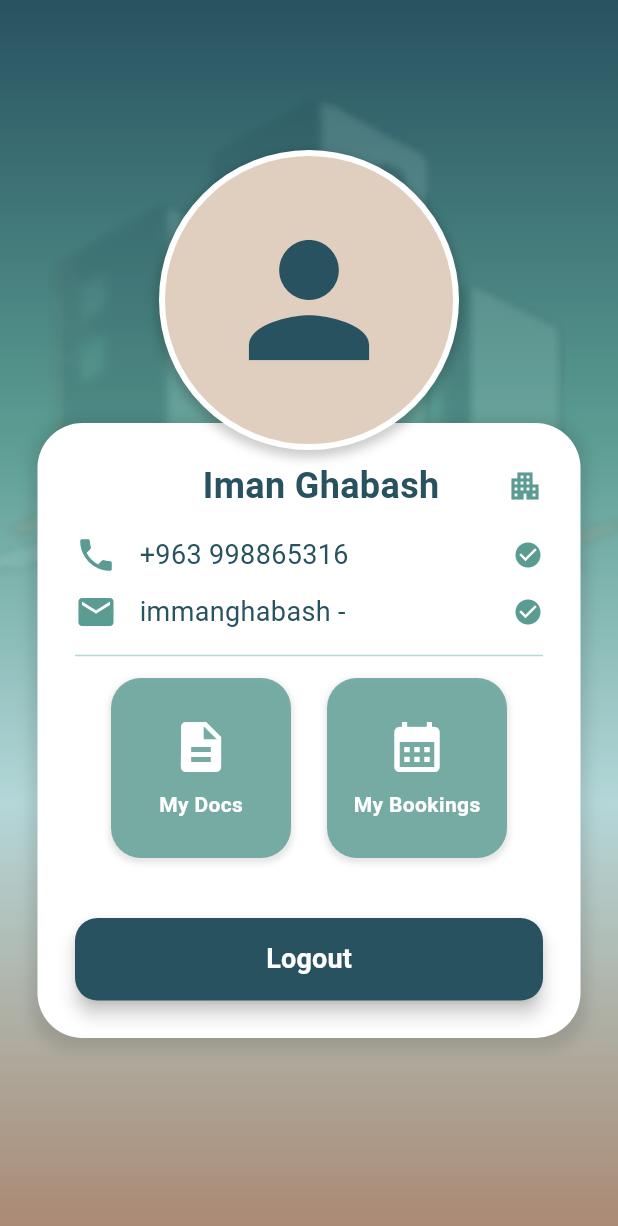
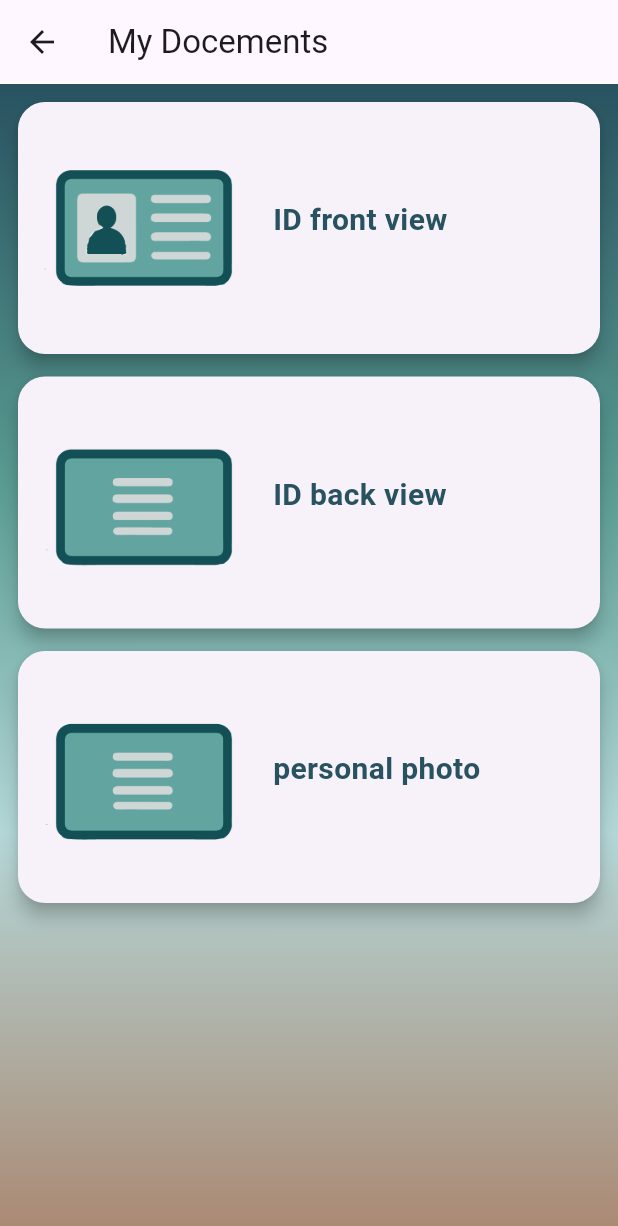
Before and after one commit to ImanGhabash/Elite_Escape, a Flutter app: the screen it shows after launch, after a tap on "My Docs", on a phone screen of 412 x 824 dp. Shown: the top 1226 px of the screen. Run offline on Flutter 3.47's test engine with Material 3 defaults, Android fonts, the phone set to English and light mode, and no system bars.

Commit message:
docs page ui done

```diff
--- /dev/null
+++ b/lib/data/doc_data.dart
@@ -0,0 +1,17 @@
+     List<Map<String, dynamic>> docs = [
+  {
+        "name": "ID front view",
+        "image": "assets/images/id.png"
+  },
+  {
+
+    "name": "ID back view",
+    "image": "assets/images/back_id.png"
+  },
+  {
+
+    "name": "personal photo",
+    "image": "assets/images/back_id.png"
+  }
+
+];
--- a/lib/main.dart
+++ b/lib/main.dart
@@ -1,4 +1,5 @@
 import 'package:flutter/material.dart';
+import 'package:task/view/docs_view.dart';
 import 'package:task/view/profile_view.dart';
 
 
@@ -19,7 +20,8 @@ class MyApp extends StatelessWidget {
         primarySwatch: Colors.blue,
         scaffoldBackgroundColor: Colors.grey[200],
       ),
-      home: const ProfileScreen(),
+      home:  ProfileScreen(),
+      // home:  DocsView(),
     );
   }
 }
--- /dev/null
+++ b/lib/view/docs_view.dart
@@ -0,0 +1,50 @@
+import 'package:flutter/material.dart';
+import 'package:task/data/doc_data.dart';
+import 'package:task/widgets/docs_card.dart';
+ class DocsView extends StatelessWidget {
+  const DocsView({super.key});
+
+  @override
+  Widget build(BuildContext context) {
+    return Scaffold(
+    appBar: AppBar(
+      title: Text("My Docements"),
+    ),
+      body:
+        Container(
+            decoration: const BoxDecoration(
+              gradient: LinearGradient(
+                begin: Alignment.topCenter,
+                end: Alignment.bottomCenter,
+                colors: [
+                  darkTeal,
+                  mediumTeal,
+                  lightAqua,
+                  // lightBeige,
+                  tanBrown,
+                ],
+                stops: [0.0, 0.35, 0.65, 1.0],
+              ),
+            ),
+
+
+        child: ListView.builder(
+          padding: EdgeInsets.all(12),
+          itemCount: docs.length,
+          itemBuilder: (context, index) {
+            final p = docs[index];
+
+            return DocsCard(
+              name: p["name"],
+              image: p["image"],
+              onTap: () {
+
+              },
+            );
+          },
+        ),
+      ),
+
+    );
+  }
+}
--- a/lib/view/profile_view.dart
+++ b/lib/view/profile_view.dart
@@ -1,7 +1,5 @@
 import 'package:flutter/material.dart';
-
-
-
+import 'package:task/view/docs_view.dart';
 
 const Color darkTeal = Color(0xFF285260);
 const Color mediumTeal = Color(0xFF5A9C92);
@@ -14,11 +12,9 @@ class ProfileScreen extends StatelessWidget {
 
   @override
   Widget build(BuildContext context) {
-    // استخدام Stack لوضع بطاقة المحتوى فوق الخلفية المتدرجة
     return Scaffold(
       body: Stack(
         children: [
-          // 1. الخلفية المتدرجة (Gradient Background)
           Container(
             decoration: const BoxDecoration(
               gradient: LinearGradient(
@@ -30,23 +26,21 @@ class ProfileScreen extends StatelessWidget {
                   lightAqua,
                   // lightBeige,
                   tanBrown,
-
                 ],
                 stops: [0.0, 0.35, 0.65, 1.0],
               ),
             ),
           ),
 
-
           Positioned(
-            top:-60,
+            top: -60,
             left: 0,
             right: 0,
             child: Center(
               child: Opacity(
-                opacity: 0.2, // لتخفيف ظهور الشعار كخلفية
+                opacity: 0.2,
                 child: Image.asset(
-                  'assets/images/logo_buildings.png', // يُفترض أنك وضعت صورة الشعار (المباني فقط) في مجلد assets
+                  'assets/images/logo_buildings.png',
                   height: 500,
                   fit: BoxFit.cover,
                 ),
@@ -54,10 +48,9 @@ class ProfileScreen extends StatelessWidget {
             ),
           ),
 
-
           const Center(
             child: SingleChildScrollView(
-              padding: EdgeInsets.only(top: 150), // مسافة من الأعلى لـ Avatar
+              padding: EdgeInsets.only(top: 150),
               child: ProfileCard(),
             ),
           ),
@@ -66,16 +59,13 @@ class ProfileScreen extends StatelessWidget {
             top: 100,
             left: 0,
             right: 0,
-            child: Center(
-              child: ProfileAvatar(),
-            ),
+            child: Center(child: ProfileAvatar()),
           ),
         ],
       ),
     );
   }
 }
-
 
 class ProfileAvatar extends StatelessWidget {
   const ProfileAvatar({super.key});
@@ -98,11 +88,7 @@ class ProfileAvatar extends StatelessWidget {
           ),
         ],
       ),
-      child: const Icon(
-        Icons.person,
-        size: 120,
-        color: darkTeal,
-      ),
+      child: const Icon(Icons.person, size: 120, color: darkTeal),
     );
   }
 }
@@ -130,7 +116,6 @@ class ProfileCard extends StatelessWidget {
       ),
       child: Column(
         children: [
-
           const Row(
             mainAxisAlignment: MainAxisAlignment.spaceBetween,
             children: [
@@ -138,16 +123,16 @@ class ProfileCard extends StatelessWidget {
               Text(
                 'Iman Ghabash',
                 style: TextStyle(
-                    fontSize: 24,
-                    fontWeight: FontWeight.bold,
-                    color: darkTeal),
+                  fontSize: 24,
+                  fontWeight: FontWeight.bold,
+                  color: darkTeal,
+                ),
               ),
 
               Icon(Icons.apartment, color: mediumTeal),
             ],
           ),
           const SizedBox(height: 15),
-
 
           const ContactInfoRow(
             icon: Icons.phone,
@@ -164,31 +149,40 @@ class ProfileCard extends StatelessWidget {
           ),
           const Divider(height: 30, color: lightAqua),
 
-          const Row(
+          Row(
             mainAxisAlignment: MainAxisAlignment.spaceEvenly,
             children: [
               ActionButton(
                 icon: Icons.description,
                 label: 'My Docs',
                 color: mediumTeal,
+                onTap: () {
+                  Navigator.push(
+                    context,
+                     MaterialPageRoute(builder: (context) => const DocsView()),
+                  );
+                },
               ),
               ActionButton(
                 icon: Icons.calendar_month,
                 label: 'My Bookings',
                 color: mediumTeal,
+                onTap: () {
+                  Navigator.push(
+                    context,
+                      MaterialPageRoute(builder: (context) => const DocsView()),
+                  );
+                },
               ),
             ],
           ),
           const SizedBox(height: 40),
 
-
           SizedBox(
             width: double.infinity,
             height: 55,
             child: ElevatedButton(
-              onPressed: () {
-
-              },
+              onPressed: () {},
               style: ElevatedButton.styleFrom(
                 backgroundColor: darkTeal,
                 shape: RoundedRectangleBorder(
@@ -199,9 +193,10 @@ class ProfileCard extends StatelessWidget {
               child: const Text(
                 'Logout',
                 style: TextStyle(
-                    fontSize: 18,
-                    fontWeight: FontWeight.bold,
-                    color: Colors.white),
+                  fontSize: 18,
+                  fontWeight: FontWeight.bold,
+                  color: Colors.white,
+                ),
               ),
             ),
           ),
@@ -211,9 +206,6 @@ class ProfileCard extends StatelessWidget {
   }
 }
 
-// ------------------------------------------------------------------
-// مكون صف معلومات الاتصال
-// ------------------------------------------------------------------
 class ContactInfoRow extends StatelessWidget {
   final IconData icon;
   final String text;
@@ -235,41 +227,33 @@ class ContactInfoRow extends StatelessWidget {
         Icon(icon, color: mediumTeal, size: 28),
         const SizedBox(width: 15),
         Expanded(
-          child: Text(
-            text,
-            style: TextStyle(fontSize: 18, color: color),
-          ),
+          child: Text(text, style: TextStyle(fontSize: 18, color: color)),
         ),
         if (isVerified)
-          const Icon(
-            Icons.check_circle,
-            color: mediumTeal,
-            size: 20,
-          ),
+          const Icon(Icons.check_circle, color: mediumTeal, size: 20),
       ],
     );
   }
 }
 
-
 class ActionButton extends StatelessWidget {
   final IconData icon;
   final String label;
   final Color color;
+  final VoidCallback onTap;
 
   const ActionButton({
     required this.icon,
     required this.label,
     required this.color,
+    required this.onTap,
     super.key,
   });
 
   @override
   Widget build(BuildContext context) {
     return InkWell(
-      onTap: () {
-        // منطق النقر على الزر
-      },
+      onTap: onTap,
       child: Container(
         width: 120,
         height: 120,
@@ -293,7 +277,9 @@ class ActionButton extends StatelessWidget {
             Text(
               label,
               style: const TextStyle(
-                  color: Colors.white, fontWeight: FontWeight.w600),
+                color: Colors.white,
+                fontWeight: FontWeight.w600,
+              ),
             ),
           ],
         ),
--- /dev/null
+++ b/lib/widgets/docs_card.dart
@@ -0,0 +1,67 @@
+import 'package:flutter/material.dart';
+const Color darkTeal = Color(0xFF285260);
+const Color mediumTeal = Color(0xFF5A9C92);
+const Color lightAqua = Color(0xFFB4D7D8);
+const Color lightBeige = Color(0xFFE0CFBF);
+const Color tanBrown = Color(0xFFAA8872);
+
+class DocsCard extends StatelessWidget {
+  final String name;
+
+  final String image;
+  final VoidCallback onTap;
+
+  const DocsCard({
+    required this.name,
+    required this.image,
+    required this.onTap,
+  });
+
+  @override
+  Widget build(BuildContext context) {
+    return InkWell(
+      onTap: onTap,
+      child: Card(
+        margin: EdgeInsets.only(bottom: 15),
+        elevation: 5,
+        shape: RoundedRectangleBorder(
+          borderRadius: BorderRadius.circular(18),
+        ),
+        child: Padding(
+          padding: const EdgeInsets.all(14.0),
+          child: Row(
+            children: [
+              ClipRRect(
+                borderRadius: BorderRadius.circular(18),
+                child: Image.asset(
+                  image,
+                  width: 140,
+                  height: 140,
+                  fit: BoxFit.cover,
+                ),
+              ),
+              SizedBox(width: 16),
+              Expanded(
+                child: Column(
+                  crossAxisAlignment: CrossAxisAlignment.start,
+                  children: [
+                    Text(
+                      name,
+                      style: TextStyle(
+                        fontSize: 20,
+                        fontWeight: FontWeight.bold,
+                        color: darkTeal,
+                      ),
+                    ),
+                    SizedBox(height: 10),
+
+                  ],
+                ),
+              )
+            ],
+          ),
+        ),
+      ),
+    );
+  }
+}
```
Also changed, not shown: assets/images/back_id.png (added), assets/images/id.png (added).
